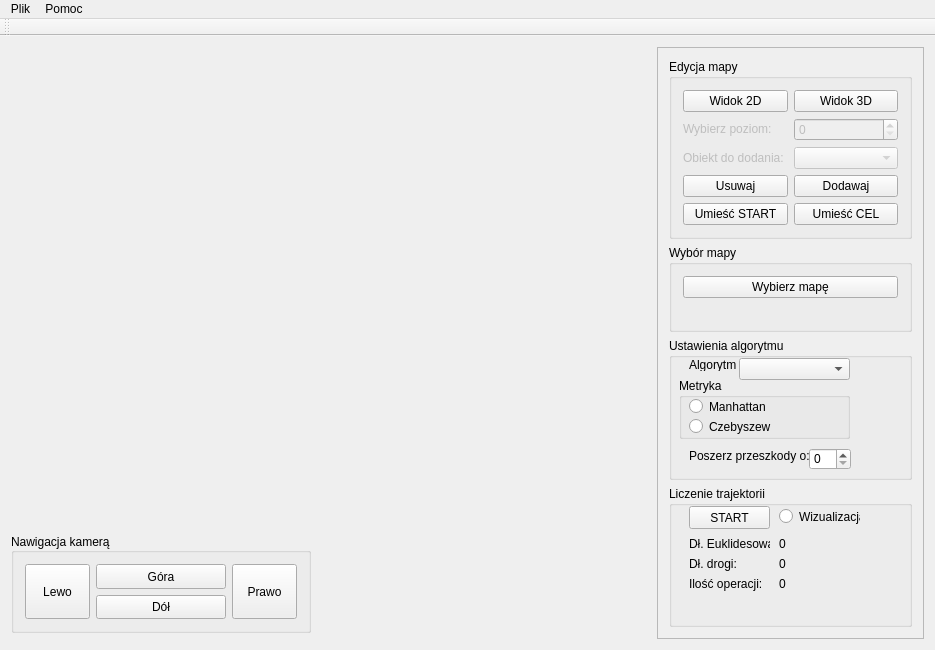
Above: trajektorie3d/trajektorie3d/trajektorie3d.ui from Calises/projekt_grupowy before the change. Below: the same form after it.
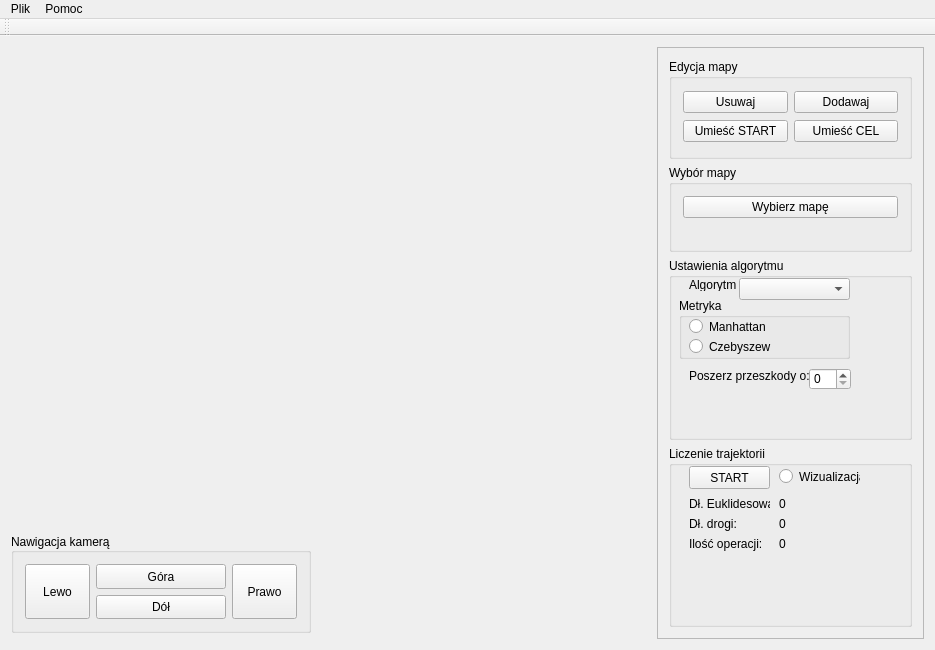
That is the form after the change.

Commit message:
Poprawienie widoku
- usunięcie nieużywanych kontrolek w polu edycji mapy

Patch:
```diff
--- a/trajektorie3d/trajektorie3d/trajektorie3d.ui
+++ b/trajektorie3d/trajektorie3d/trajektorie3d.ui
@@ -173,6 +173,12 @@
          <property name="minimumSize">
           <size>
            <width>0</width>
+           <height>50</height>
+          </size>
+         </property>
+         <property name="maximumSize">
+          <size>
+           <width>16777215</width>
            <height>100</height>
           </size>
          </property>
@@ -180,97 +186,28 @@
           <string>Edycja mapy</string>
          </property>
          <layout class="QGridLayout" name="gridLayout">
-          <item row="1" column="1">
-           <widget class="QSpinBox" name="spinBox">
-            <property name="enabled">
-             <bool>false</bool>
-            </property>
-           </widget>
-          </item>
-          <item row="2" column="0">
-           <widget class="QLabel" name="label_2">
-            <property name="enabled">
-             <bool>false</bool>
-            </property>
-            <property name="sizePolicy">
-             <sizepolicy hsizetype="Preferred" vsizetype="Maximum">
-              <horstretch>0</horstretch>
-              <verstretch>0</verstretch>
-             </sizepolicy>
-            </property>
-            <property name="text">
-             <string>Obiekt do dodania:</string>
-            </property>
-           </widget>
-          </item>
-          <item row="3" column="1">
+          <item row="0" column="1">
            <widget class="QPushButton" name="addObstacleButton">
             <property name="text">
              <string>Dodawaj</string>
             </property>
            </widget>
           </item>
-          <item row="3" column="0">
+          <item row="0" column="0">
            <widget class="QPushButton" name="removeObstacleButton">
             <property name="text">
              <string>Usuwaj</string>
             </property>
            </widget>
           </item>
-          <item row="0" column="0">
-           <widget class="QPushButton" name="d2Button">
-            <property name="text">
-             <string>Widok 2D</string>
-            </property>
-           </widget>
-          </item>
-          <item row="0" column="1">
-           <widget class="QPushButton" name="d3Button">
-            <property name="text">
-             <string>Widok 3D</string>
-            </property>
-           </widget>
-          </item>
-          <item row="1" column="0">
-           <widget class="QLabel" name="label">
-            <property name="enabled">
-             <bool>false</bool>
-            </property>
-            <property name="sizePolicy">
-             <sizepolicy hsizetype="Preferred" vsizetype="Maximum">
-              <horstretch>0</horstretch>
-              <verstretch>0</verstretch>
-             </sizepolicy>
-            </property>
-            <property name="text">
-             <string>Wybierz poziom:</string>
-            </property>
-            <property name="textFormat">
-             <enum>Qt::AutoText</enum>
-            </property>
-            <property name="scaledContents">
-             <bool>false</bool>
-            </property>
-            <property name="alignment">
-             <set>Qt::AlignLeading|Qt::AlignLeft|Qt::AlignTop</set>
-            </property>
-           </widget>
-          </item>
-          <item row="2" column="1">
-           <widget class="QComboBox" name="comboBox">
-            <property name="enabled">
-             <bool>false</bool>
-            </property>
-           </widget>
-          </item>
-          <item row="4" column="1">
+          <item row="1" column="1">
            <widget class="QPushButton" name="setStopButton">
             <property name="text">
              <string>Umieść CEL</string>
             </property>
            </widget>
           </item>
-          <item row="4" column="0">
+          <item row="1" column="0">
            <widget class="QPushButton" name="setStartButton">
             <property name="text">
              <string>Umieść START</string>
```
